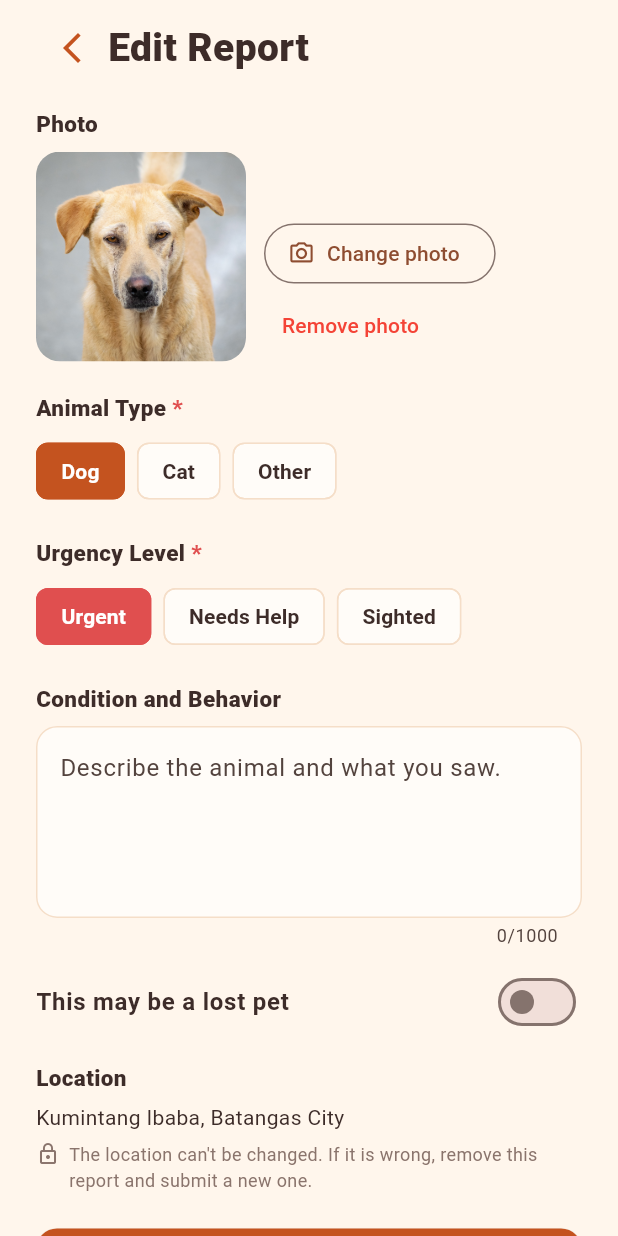
After one commit to deynblip/IT331_FinalProject_Pawnder, a Flutter app: the EditReportScreen screen opened directly with sample values from the repository, on a phone screen of 412 x 824 dp. The commit adds this screen. Run offline on Flutter 3.47's test engine with Material 3 defaults, Android fonts, the phone set to English and light mode, and no system bars; our stand-ins replace flutter_map, geocoding, geolocator, image_picker, latlong2, supabase_flutter; accounts and stored records are empty; Roboto replaces fonts that are missing (Nunito).

Commit message:
Let users edit or remove their reports + clickable image

```diff
--- /dev/null
+++ b/lib/screens/edit_report_screen.dart
@@ -0,0 +1,369 @@
+import 'dart:io';
+
+import 'package:flutter/material.dart';
+import 'package:image_picker/image_picker.dart';
+
+import '../models/stray_report.dart';
+import '../services/report_service.dart';
+import '../utils/app_colors.dart';
+import '../utils/report_style.dart';
+import '../utils/responsive.dart';
+import '../utils/validators.dart';
+import '../widgets/field_label.dart';
+import '../widgets/report_image.dart';
+
+// ===============================
+// EDIT REPORT (Profile > My Reports > Edit)
+// ===============================
+// The reporter can change the animal type, urgency, description, photo and
+// the "possibly a lost pet" tag. The location pin can't be changed.
+// Not allowed once someone is responding or the animal is rescued (the
+// database checks this too).
+
+class EditReportScreen extends StatefulWidget {
+  final StrayReport report;
+
+  const EditReportScreen({super.key, required this.report});
+
+  @override
+  State<EditReportScreen> createState() => _EditReportScreenState();
+}
+
+class _EditReportScreenState extends State<EditReportScreen> {
+  static const List<String> _animals = ['Dog', 'Cat', 'Other'];
+
+  final ImagePicker _picker = ImagePicker();
+  late final TextEditingController _description;
+  late String _animal;
+  late Urgency _urgency;
+  late bool _lostPet;
+
+  File? _newPhoto;
+  bool _removePhoto = false;
+  bool _busy = false;
+
+  @override
+  void initState() {
+    super.initState();
+    final r = widget.report;
+    _description = TextEditingController(text: r.description);
+    _animal = _animals.contains(r.animalType) ? r.animalType : 'Other';
+    _urgency = r.urgency;
+    _lostPet = r.possiblyLostPet;
+  }
+
+  @override
+  void dispose() {
+    _description.dispose();
+    super.dispose();
+  }
+
+  // ---------------------------------------------------------------- Photo
+
+  Future<void> _pick(ImageSource source) async {
+    try {
+      final picked = await _picker.pickImage(
+        source: source,
+        imageQuality: 80,
+        maxWidth: 1600,
+      );
+      if (picked != null && mounted) {
+        setState(() {
+          _newPhoto = File(picked.path);
+          _removePhoto = false;
+        });
+      }
+    } catch (_) {
+      if (mounted) showMessage(context, 'Could not open the camera or gallery.');
+    }
+  }
+
+  void _showPhotoOptions() {
+    showModalBottomSheet<void>(
+      context: context,
+      builder: (sheetContext) => SafeArea(
+        child: Wrap(
+          children: [
+            ListTile(
+              leading: const Icon(Icons.photo_camera, color: kBlue),
+              title: const Text('Take a photo'),
+              onTap: () {
+                Navigator.pop(sheetContext);
+                _pick(ImageSource.camera);
+              },
+            ),
+            ListTile(
+              leading: const Icon(Icons.photo_library, color: kBlue),
+              title: const Text('Choose from gallery'),
+              onTap: () {
+                Navigator.pop(sheetContext);
+                _pick(ImageSource.gallery);
+              },
+            ),
+          ],
+        ),
+      ),
+    );
+  }
+
+  bool get _hasPhoto =>
+      _newPhoto != null ||
+          (!_removePhoto && (widget.report.imageAsset ?? '').isNotEmpty);
+
+  Widget _photoPreview() {
+    const double size = 140;
+    if (_newPhoto != null) {
+      return ClipRRect(
+        borderRadius: BorderRadius.circular(16),
+        child: Image.file(_newPhoto!,
+            width: size, height: size, fit: BoxFit.cover),
+      );
+    }
+    return ClipRRect(
+      borderRadius: BorderRadius.circular(16),
+      child: ReportImage(
+        asset: _removePhoto ? null : widget.report.imageAsset,
+        width: size,
+        height: size,
+      ),
+    );
+  }
+
+  // ---------------------------------------------------------------- Save
+
+  Future<void> _save() async {
+    if (_busy) return;
+    setState(() => _busy = true);
+    try {
+      await ReportService.updateMine(
+        report: widget.report,
+        animalType: _animal,
+        urgency: _urgency,
+        description: _description.text,
+        possiblyLostPet: _lostPet,
+        newPhoto: _newPhoto,
+        removePhoto: _removePhoto,
+      );
+    } on ReportFailure catch (e) {
+      if (mounted) showMessage(context, e.message);
+      return;
+    } finally {
+      if (mounted) setState(() => _busy = false);
+    }
+    if (!mounted) return;
+    showMessage(context, 'Report updated.');
+    Navigator.pop(context, true);
+  }
+
+  Widget _chips<T>({
+    required List<T> values,
+    required T selected,
+    required String Function(T) label,
+    required Color Function(T) color,
+    required ValueChanged<T> onSelected,
+  }) {
+    return Wrap(
+      spacing: 8,
+      runSpacing: 8,
+      children: values.map((v) {
+        final bool on = v == selected;
+        return ChoiceChip(
+          label: Text(
+            label(v),
+            style: TextStyle(
+              color: on ? Colors.white : kNavy,
+              fontWeight: FontWeight.w700,
+            ),
+          ),
+          selected: on,
+          selectedColor: color(v),
+          backgroundColor: kCardColor,
+          side: BorderSide(color: on ? color(v) : kCardBorder),
+          showCheckmark: false,
+          onSelected: (_) => onSelected(v),
+        );
+      }).toList(),
+    );
+  }
+
+  @override
+  Widget build(BuildContext context) {
+    return Scaffold(
+      backgroundColor: kCream,
+      body: SafeArea(
+        child: SingleChildScrollView(
+          padding: EdgeInsets.symmetric(horizontal: context.hPad),
+          child: Column(
+            crossAxisAlignment: CrossAxisAlignment.start,
+            children: [
+              const SizedBox(height: 8),
+              Row(
+                children: [
+                  IconButton(
+                    onPressed: () => Navigator.pop(context),
+                    icon: const Icon(Icons.arrow_back_ios_new, color: kBlue),
+                  ),
+                  const Text(
+                    'Edit Report',
+                    style: TextStyle(
+                      fontSize: 26,
+                      fontWeight: FontWeight.w800,
+                      color: kNavy,
+                    ),
+                  ),
+                ],
+              ),
+              const SizedBox(height: 16),
+
+              // Photo
+              const FieldLabel('Photo'),
+              const SizedBox(height: 8),
+              Row(
+                crossAxisAlignment: CrossAxisAlignment.end,
+                children: [
+                  _photoPreview(),
+                  const SizedBox(width: 12),
+                  Expanded(
+                    child: Column(
+                      crossAxisAlignment: CrossAxisAlignment.start,
+                      children: [
+                        OutlinedButton.icon(
+                          onPressed: _showPhotoOptions,
+                          icon: const Icon(Icons.photo_camera_outlined,
+                              size: 18),
+                          label: Text(_hasPhoto ? 'Change photo' : 'Add photo'),
+                        ),
+                        if (_hasPhoto)
+                          TextButton(
+                            onPressed: () => setState(() {
+                              _newPhoto = null;
+                              _removePhoto = true;
+                            }),
+                            child: const Text(
+                              'Remove photo',
+                              style: TextStyle(color: Colors.red),
+                            ),
+                          ),
+                      ],
+                    ),
+                  ),
+                ],
+              ),
+              const SizedBox(height: 20),
+
+              // Animal type
+              const FieldLabel('Animal Type', required: true),
+              const SizedBox(height: 8),
+              _chips<String>(
+                values: _animals,
+                selected: _animal,
+                label: (a) => a,
+                color: (_) => kBlue,
+                onSelected: (a) => setState(() => _animal = a),
+              ),
+              const SizedBox(height: 20),
+
+              // Urgency
+              const FieldLabel('Urgency Level', required: true),
+              const SizedBox(height: 8),
+              _chips<Urgency>(
+                values: Urgency.values,
+                selected: _urgency,
+                label: (u) => u.label,
+                color: urgencyColor,
+                onSelected: (u) => setState(() => _urgency = u),
+              ),
+              const SizedBox(height: 20),
+
+              // Description
+              const FieldLabel('Condition and Behavior'),
+              const SizedBox(height: 8),
+              TextField(
+                controller: _description,
+                maxLines: 4,
+                maxLength: 1000,
+                decoration: InputDecoration(
+                  hintText: 'Describe the animal and what you saw.',
+                  filled: true,
+                  fillColor: kCardColor,
+                  border: OutlineInputBorder(
+                    borderRadius: BorderRadius.circular(14),
+                    borderSide: const BorderSide(color: kCardBorder),
+                  ),
+                  enabledBorder: OutlineInputBorder(
+                    borderRadius: BorderRadius.circular(14),
+                    borderSide: const BorderSide(color: kCardBorder),
+                  ),
+                ),
+              ),
+              const SizedBox(height: 8),
+
+              // Possibly a lost pet
+              SwitchListTile(
+                contentPadding: EdgeInsets.zero,
+                value: _lostPet,
+                activeColor: kBlue,
+                title: const Text(
+                  'This may be a lost pet',
+                  style: TextStyle(
+                    color: kNavy,
+                    fontWeight: FontWeight.w700,
+                  ),
+                ),
+                onChanged: (v) => setState(() => _lostPet = v),
+              ),
+              const SizedBox(height: 12),
+
+              // Location (read-only)
+              const FieldLabel('Location'),
+              const SizedBox(height: 6),
+              Text(
+                widget.report.location,
+                style: const TextStyle(color: kNavy, fontSize: 14),
+              ),
+              const SizedBox(height: 6),
+              Row(
+                crossAxisAlignment: CrossAxisAlignment.start,
+                children: const [
+                  Icon(Icons.lock_outline, size: 16, color: kHintGray),
+                  SizedBox(width: 6),
+                  Expanded(
+                    child: Text(
+                      "The location can't be changed. If it is wrong, remove "
+                          'this report and submit a new one.',
+                      style: TextStyle(color: kHintGray, fontSize: 12),
+                    ),
+                  ),
+                ],
+              ),
+              const SizedBox(height: 24),
+
+              SizedBox(
+                width: double.infinity,
+                child: ElevatedButton(
+                  onPressed: _busy ? null : _save,
+                  style: ElevatedButton.styleFrom(
+                    backgroundColor: kBlue,
+                    foregroundColor: Colors.white,
+                    padding: const EdgeInsets.symmetric(vertical: 14),
+                    shape: RoundedRectangleBorder(
+                      borderRadius: BorderRadius.circular(14),
+                    ),
+                  ),
+                  child: Text(
+                    _busy ? 'Saving...' : 'Save Changes',
+                    style: const TextStyle(
+                      fontWeight: FontWeight.w800,
+                      fontSize: 16,
+                    ),
+                  ),
+                ),
+              ),
+              const SizedBox(height: 28),
+            ],
+          ),
+        ),
+      ),
+    );
+  }
+}
--- a/lib/screens/my_reports_screen.dart
+++ b/lib/screens/my_reports_screen.dart
@@ -8,6 +8,7 @@ import '../utils/responsive.dart';
 
 /// Reports made by the logged-in user (Profile > My Reports).
 /// Comes from the database (ReportService). Pull down to refresh.
+/// Edit / Remove are inside the report details screen (docked at the bottom).
 class MyReportsScreen extends StatefulWidget {
   const MyReportsScreen({super.key});
 
@@ -64,7 +65,8 @@ class _MyReportsScreenState extends State<MyReportsScreen> {
               MaterialPageRoute(
                 builder: (_) => ReportDetailsScreen(
                   report: items[i],
-                  onChanged: (_) {}, // the list updates itself (ReportService)
+                  onChanged: (_) {}, // the list updates itself
+                  showOwnerActions: true,
                 ),
               ),
             ),
--- a/lib/services/report_service.dart
+++ b/lib/services/report_service.dart
@@ -331,11 +331,125 @@ class ReportService {
           fallback: 'Could not submit the report. Please try again.'));
     }
 
-    // 3. Show it everywhere (Home, Map, Bulletin, My Reports).
-    // (If a reload is already running, wait for it, then load again so the
-    // new report is included.)
     if (_loading != null) await _loading;
     await load();
+  }
+// ---------------------------------------------------------------- Edit / Remove my report
+
+  /// Can the logged-in user edit or remove this report right now?
+  /// (The database checks this too.)
+  static bool canChange(StrayReport r) =>
+      r.isMine &&
+          r.status == RescueStatus.needsRescue &&
+          r.responders == 0;
+
+  /// A short note for the user when they can't change their report because
+  /// someone is responding. Null when there is nothing to say.
+  static String? lockedNote(StrayReport r) {
+    if (!r.isMine || r.status == RescueStatus.rescued) return null;
+    if (canChange(r)) return null;
+    return "Someone is responding, so you can't edit or remove this "
+        'report right now.';
+  }
+
+  /// Saves the changes to the user's own report. The location can't change.
+  /// [newPhoto] replaces the photo; [removePhoto] deletes it.
+  /// Throws [ReportFailure] with a message for the user.
+  static Future<void> updateMine({
+    required StrayReport report,
+    required String animalType,
+    required Urgency urgency,
+    required String description,
+    required bool possiblyLostPet,
+    File? newPhoto,
+    bool removePhoto = false,
+  }) async {
+    final String? userId = AuthService.currentUserId;
+    if (userId == null) throw const ReportFailure('Please log in first.');
+
+    final String? oldPath = _pathFromUrl(report.imageAsset);
+    String? newPath;
+    List<String> paths = oldPath == null ? <String>[] : [oldPath];
+
+    if (newPhoto != null) {
+      try {
+        final Uint8List bytes = await newPhoto.readAsBytes();
+        if (bytes.length > 5 * 1024 * 1024) {
+          throw const ReportFailure(
+              'The photo is too large. Please choose a photo under 5 MB.');
+        }
+        final String ext = _extensionOf(newPhoto.path);
+        newPath = '$userId/${DateTime.now().millisecondsSinceEpoch}.$ext';
+        await _db.storage.from(_bucket).uploadBinary(
+          newPath,
+          bytes,
+          fileOptions: FileOptions(contentType: _mimeOf(ext)),
+        );
+        paths = [newPath];
+      } on ReportFailure {
+        rethrow;
+      } catch (e) {
+        throw ReportFailure(friendlyDbError(e,
+            fallback: 'Could not upload the photo. Please try again.'));
+      }
+    } else if (removePhoto) {
+      paths = <String>[];
+    }
+
+    try {
+      await _db.rpc('update_my_report', params: {
+        'p_id': report.id,
+        'p_animal_type': animalType,
+        'p_urgency': urgency.dbValue,
+        'p_description': description.trim(),
+        'p_photo_paths': paths,
+        'p_possibly_lost_pet': possiblyLostPet,
+      });
+    } catch (e) {
+      // Don't leave an unused new photo in Storage.
+      if (newPath != null) {
+        try {
+          await _db.storage.from(_bucket).remove([newPath]);
+        } catch (_) {}
+      }
+      unawaited(refreshOne(report.id).catchError((_) => null));
+      throw ReportFailure(friendlyDbError(e,
+          fallback: 'Could not save your changes. Please try again.'));
+    }
+
+    // The old photo is not needed anymore.
+    if (oldPath != null && (newPath != null || removePhoto)) {
+      try {
+        await _db.storage.from(_bucket).remove([oldPath]);
+      } catch (_) {}
+    }
+
+    await refreshOne(report.id);
+  }
+
+  /// Removes (hides) the user's own report. The database keeps the record.
+  /// Throws [ReportFailure] with a message for the user.
+  static Future<void> removeMine(String reportId) async {
+    try {
+      await _db.rpc('remove_my_report', params: {'p_id': reportId});
+    } catch (e) {
+      unawaited(refreshOne(reportId).catchError((_) => null));
+      throw ReportFailure(friendlyDbError(e,
+          fallback: 'Could not remove the report. Please try again.'));
+    }
+    _reports.removeWhere((r) => r.id == reportId);
+    _notify();
+  }
+
+  /// The storage path inside the bucket, taken from a photo web link.
+  static String? _pathFromUrl(String? url) {
+    if (url == null || !url.startsWith('http')) return null;
+    final String marker = '/$_bucket/';
+    final int i = url.indexOf(marker);
+    if (i == -1) return null;
+    final String rest = url.substring(i + marker.length);
+    final int q = rest.indexOf('?');
+    return q == -1 ? rest : rest.substring(0, q);
   }
 
   static String _extensionOf(String path) {
```
Also changed, not shown: lib/screens/report_details_screen.dart (+138 -2 lines), 1 other file.
